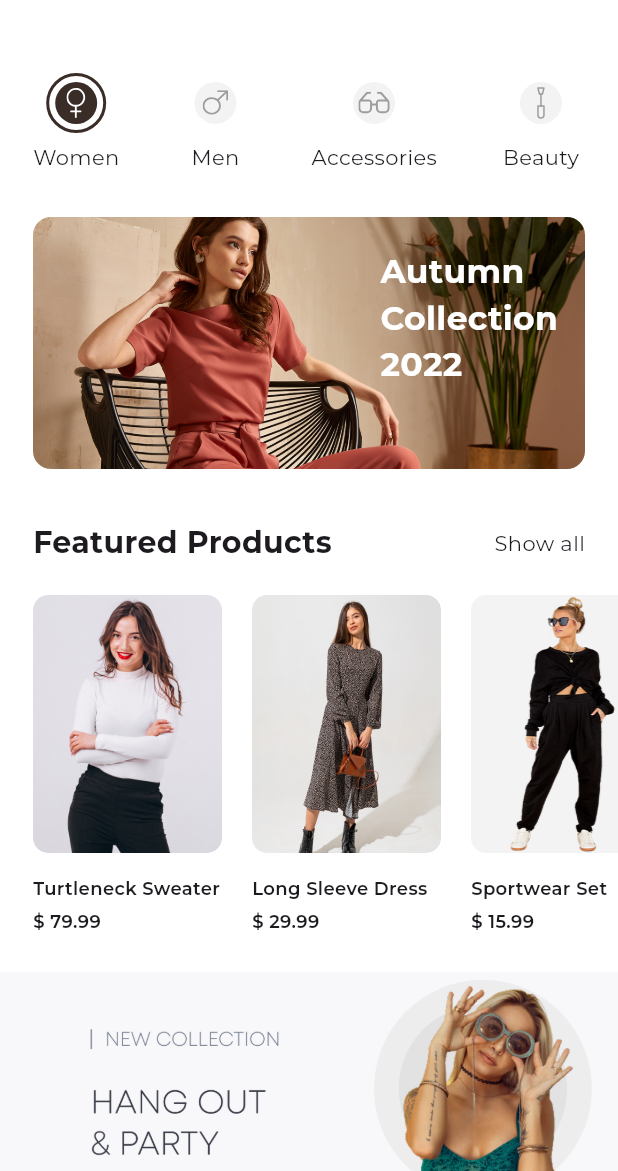
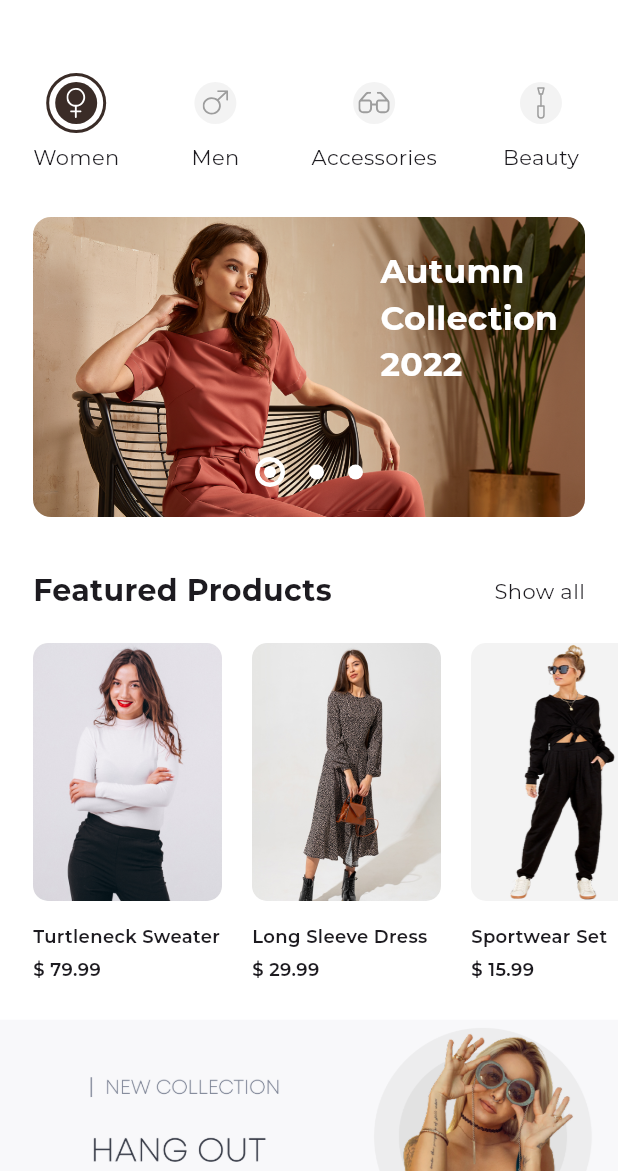
Before and after one commit to usama-tech-dev/gem_store, a Flutter app: the HomePage screen opened directly, on a phone screen of 412 x 824 dp, the part 65-1236 px from its top. Run offline on Flutter 3.47's test engine with Material 3 defaults, Android fonts, the phone set to English and light mode, and no system bars; our stand-ins replace bloc, carousel_slider, flutter_bloc, flutter_svg, pinput; project files that could hold a hidden picture were left out.

Commit message:
added indicator for home page images and started work on the discover page

```diff
--- a/lib/core/constants/app_colors.dart
+++ b/lib/core/constants/app_colors.dart
@@ -6,4 +6,5 @@ class AppColors {
   static Color brown = Color(0xff3A2C27);
   static Color dardGrey = Color(0xff464447);
   static const scaffoldBG = Color(0xffF0F4F7);
+  static const searchContainer = Color(0xffFAFAFA);
 }
--- a/lib/feature/dashboard/presentation/dashboard.dart
+++ b/lib/feature/dashboard/presentation/dashboard.dart
@@ -4,8 +4,8 @@ import 'package:flutter_svg/flutter_svg.dart';
 import 'package:gem_store/core/constants/assets.dart';
 import 'package:gem_store/feature/dashboard/cubit/dashboard/dashboard_cubit.dart';
 import 'package:gem_store/feature/dashboard/presentation/add_to_cart.dart';
-import 'package:gem_store/feature/dashboard/presentation/discover_page.dart';
-import 'package:gem_store/feature/dashboard/presentation/home_page.dart';
+import 'package:gem_store/feature/dashboard/presentation/discover/presentation/discover_page.dart';
+import 'package:gem_store/feature/dashboard/presentation/home/presentation/home_page.dart';
 import 'package:gem_store/feature/dashboard/presentation/setting_page.dart';
 
 class DashboardPage extends StatelessWidget {
--- a/lib/feature/dashboard/presentation/home_page.dart
+++ b/lib/feature/dashboard/presentation/home/presentation/home_page.dart
@@ -5,6 +5,8 @@ import 'package:gem_store/core/constants/app_colors.dart';
 import 'package:gem_store/core/constants/assets.dart';
 import 'package:gem_store/core/extension/extension.dart';
 import 'package:gem_store/feature/dashboard/cubit/featured_product/featured_product_cubit.dart';
+// import 'package:smooth_page_indicator/smooth_page_indicator.dart'
+//     show SmoothPageIndicator, CustomizableEffect, DotDecoration;
 
 class HomePage extends StatefulWidget {
   const HomePage({super.key});
@@ -14,6 +16,8 @@ class HomePage extends StatefulWidget {
 }
 
 class _HomePageState extends State<HomePage> {
+  final PageController _controller = PageController();
+
   final List<String> icons = [
     Assets.women_svg,
     Assets.men_svg,
@@ -35,6 +39,7 @@ class _HomePageState extends State<HomePage> {
     'Dresses',
   ];
   final List<String> images = [Assets.office_life, Assets.elegant_design];
+  final List<String> carouselImages = [Assets.home_image, Assets.featured_1, Assets.featured_2];
 
   @override
   void initState() {
@@ -116,26 +121,34 @@ class _HomePageState extends State<HomePage> {
               ),
             ),
             SizedBox(height: 30),
-            Stack(
+            SizedBox(
+              height: 200,
+              child: Stack(
                 children: [
-                Container(
-                  height: 168,
-                  width: double.infinity,
-                  margin: EdgeInsets.symmetric(horizontal: 22),
+                  PageView(
+                    controller: _controller,
+                    children: List.generate(
+                      carouselImages.length,
+                      (index) => Container(
+                        margin: const EdgeInsets.symmetric(horizontal: 22),
                         decoration: BoxDecoration(
                           borderRadius: BorderRadius.circular(12),
                           image: DecorationImage(
                             image: AssetImage(
-                          Assets.home_image,
+                              carouselImages[index],
                             ),
-                        fit: BoxFit.cover),
+                            fit: BoxFit.cover,
                           ),
                         ),
-                Positioned(
+                      ),
+                    ),
+                  ),
+
+                  // Text
+                  const Positioned(
                     right: 40,
                     top: 20,
                     child: Text(
-                    textAlign: TextAlign.left,
                       "Autumn \nCollection\n2022",
                       style: TextStyle(
                         color: Colors.white,
@@ -144,7 +157,63 @@ class _HomePageState extends State<HomePage> {
                       ),
                     ),
                   ),
+
+                  // Indicator
+                  Positioned(
+                    left: 0,
+                    right: 0,
+                    bottom: 20,
+                    child: AnimatedBuilder(
+                      animation: _controller,
+                      builder: (_, __) {
+                        final page = (_controller.hasClients && _controller.page != null)
+                            ? _controller.page!
+                            : _controller.initialPage.toDouble();
+                        final activeIndex = page.round();
+
+                        return Row(
+                          mainAxisAlignment: MainAxisAlignment.center,
+                          mainAxisSize: MainAxisSize.min,
+                          children: List.generate(3, (i) {
+                            final isActive = i == activeIndex;
+
+                            return Container(
+                              margin: const EdgeInsets.symmetric(horizontal: 8),
+                              child: isActive
+                                  ? Container(
+                                      width: 20,
+                                      height: 20,
+                                      decoration: BoxDecoration(
+                                        shape: BoxShape.circle,
+                                        border: Border.all(color: Colors.white, width: 3),
+                                      ),
+                                      child: Center(
+                                        child: Container(
+                                          width: 8,
+                                          height: 8,
+                                          decoration: const BoxDecoration(
+                                            color: Colors.white, // inner filled dot
+                                            shape: BoxShape.circle,
+                                          ),
+                                        ),
+                                      ),
+                                    )
+                                  : Container(
+                                      width: 10,
+                                      height: 10,
+                                      decoration: const BoxDecoration(
+                                        color: Colors.white,
+                                        shape: BoxShape.circle,
+                                      ),
+                                    ),
+                            );
+                          }),
+                        );
+                      },
+                    ),
+                  ),
                 ],
+              ),
             ),
             SizedBox(height: 35),
             Padding(
@@ -300,8 +369,14 @@ class _HomePageState extends State<HomePage> {
               ),
             ),
             SizedBox(height: 35),
-            Image.asset(Assets.top_collection_1),
-            Image.asset(Assets.top_collection_2),
+            Padding(
+              padding: const EdgeInsets.symmetric(horizontal: 22.0),
+              child: Image.asset(Assets.top_collection_1),
+            ),
+            Padding(
+              padding: const EdgeInsets.symmetric(horizontal: 22.0),
+              child: Image.asset(Assets.top_collection_2),
+            ),
             Padding(
               padding: const EdgeInsets.symmetric(horizontal: 22.0, vertical: 15),
               child: Row(
--- a/pubspec.yaml
+++ b/pubspec.yaml
@@ -38,6 +38,7 @@ dependencies:
   carousel_slider: ^5.1.1
   flutter_svg: ^2.2.0
   pinput: ^5.0.2
+  smooth_page_indicator: ^1.2.1
 
 dev_dependencies:
   flutter_test:
```
Also changed, not shown: lib/feature/dashboard/presentation/discover/presentation/discover_page.dart (added, +89 -0 lines), lib/feature/dashboard/presentation/discover_page.dart (deleted, +0 -28 lines). Lines whose indentation alone changed are shown as unchanged.
